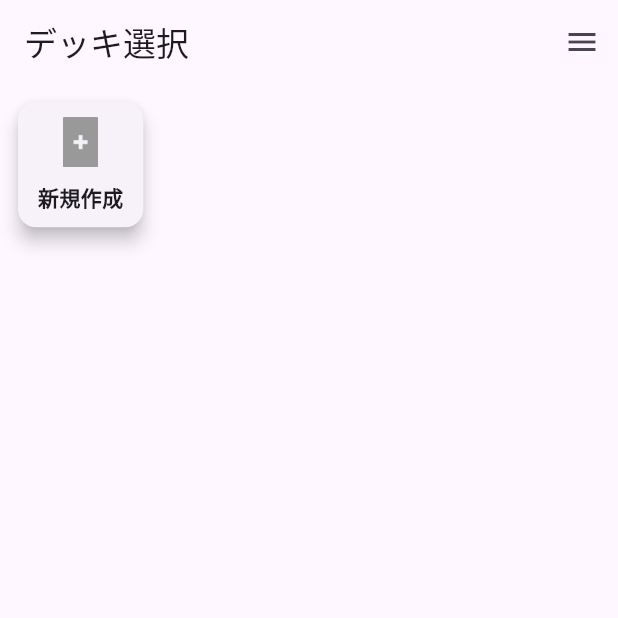
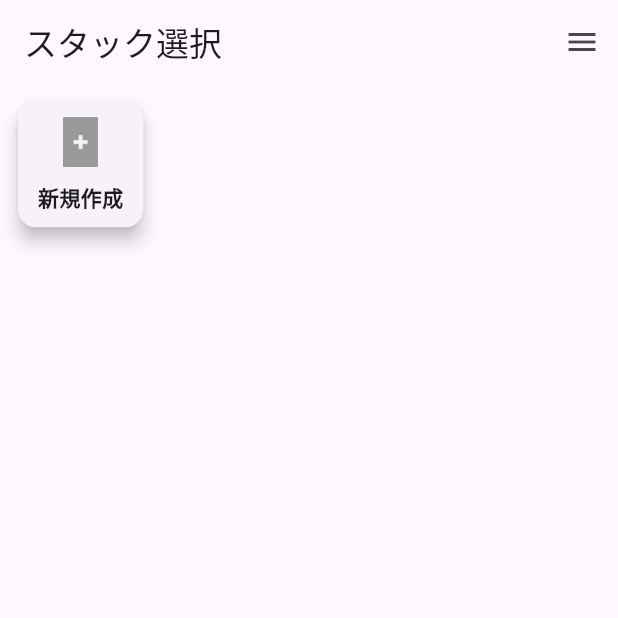
Before and after one commit to Myozen/ordertool, a Flutter app: the screen it shows after launch, on a phone screen of 412 x 824 dp, the top half of it. Run offline on Flutter 3.47's test engine with Material 3 defaults, Android fonts, the light colour scheme and no system bars; our stand-ins replace csv, shared_preferences.

Commit message:
deck->stack

```diff
--- a/lib/pages/deck_detail_page.dart
+++ b/lib/pages/deck_detail_page.dart
@@ -18,7 +18,7 @@ class _DeckDetailPageState extends State<DeckDetailPage> {
   Map<int, int> _selectedCardCounts = {}; // カードIDと選択回数を追跡
   late TextEditingController _controller;
   bool isLoading = true; // ローディング状態を管理
-  String _deckName = "新しいデッキ"; // 初期デッキ名
+  String _deckName = "新しいスタック"; // 初期スタック名
   static const int _maxDeckSize = 15;
 
   @override
@@ -69,7 +69,7 @@ class _DeckDetailPageState extends State<DeckDetailPage> {
     ScaffoldMessenger.of(context)
     ..hideCurrentSnackBar()
     ..showSnackBar(
-      const SnackBar(content: Text("デッキが保存されました")),
+      const SnackBar(content: Text("スタックが保存されました")),
     );
   }
 
@@ -195,7 +195,7 @@ class _DeckDetailPageState extends State<DeckDetailPage> {
                   });
                 },
                 decoration: const InputDecoration(
-                  hintText: "デッキ名を入力",
+                  hintText: "スタック名を入力",
                   border: InputBorder.none,
                 ),
                 style: TextStyle(fontSize: 20, fontWeight: FontWeight.bold),
@@ -204,7 +204,7 @@ class _DeckDetailPageState extends State<DeckDetailPage> {
           ],
         ),
         actions: [
-          // デッキ枚数表示
+          // スタック枚数表示
           Padding(
             padding: const EdgeInsets.symmetric(horizontal: 16.0),
             child: Center(
@@ -223,7 +223,7 @@ class _DeckDetailPageState extends State<DeckDetailPage> {
       body: isLoading ? const Center(child: CircularProgressIndicator())
       : Column(
         children: [
-          // 現在のデッキリスト
+          // 現在のスタックリスト
           Flexible(
             flex: 0,
             child: _selectedCardCounts.isEmpty
--- a/lib/pages/deck_selection_page.dart
+++ b/lib/pages/deck_selection_page.dart
@@ -11,8 +11,8 @@ class DeckSelectionPage extends StatefulWidget {
 }
 
 class _DeckSelectionPageState extends State<DeckSelectionPage> {
-  List<String> _deckIds = []; // デッキIDのリスト
-  Map<String, String> _deckNames = {}; // デッキIDに対応するデッキ名
+  List<String> _deckIds = []; // スタックIDのリスト
+  Map<String, String> _deckNames = {}; // スタックIDに対応するスタック名
 
   @override
   void initState() {
@@ -20,7 +20,7 @@ class _DeckSelectionPageState extends State<DeckSelectionPage> {
     _loadDecks();
   }
 
-  // 保存されたデッキ情報をロード
+  // 保存されたスタック情報をロード
   Future<void> _loadDecks() async {
     final prefs = await SharedPreferences.getInstance();
 
@@ -30,7 +30,7 @@ class _DeckSelectionPageState extends State<DeckSelectionPage> {
       _deckIds = keys;
       _deckNames = {
         for (var key in keys)
-          key: jsonDecode(prefs.getString(key) ?? '{}')['name'] ?? 'デッキ名なし'
+          key: jsonDecode(prefs.getString(key) ?? '{}')['name'] ?? 'スタック名なし'
       };
     });
   }
@@ -40,7 +40,7 @@ class _DeckSelectionPageState extends State<DeckSelectionPage> {
     prefs.remove(delDeckId);
   }
 
-  // 新しいデッキIDを生成
+  // 新しいスタックIDを生成
   String _generateDeckId() {
     final now = DateTime.now();
     return 'deck_${now.toIso8601String()}';
@@ -74,7 +74,7 @@ class _DeckSelectionPageState extends State<DeckSelectionPage> {
   Widget build(BuildContext context) {
     return Scaffold(
       appBar: AppBar(
-        title: const Text("デッキ選択"),
+        title: const Text("スタック選択"),
       ),
       endDrawer: Drawer(
         child: ListView(
@@ -102,7 +102,7 @@ class _DeckSelectionPageState extends State<DeckSelectionPage> {
     );
   }
 
-  // デッキがある場合のUI
+  // スタックがある場合のUI
   Widget _buildDeckList() {
     final screenWidth = MediaQuery.of(context).size.width;
     final screenheight = MediaQuery.of(context).size.height;
@@ -114,34 +114,34 @@ class _DeckSelectionPageState extends State<DeckSelectionPage> {
         crossAxisSpacing: 10,
         mainAxisSpacing: 10,
       ),
-      itemCount: _deckIds.length + 1, // デッキ数 + 作成ボタン
+      itemCount: _deckIds.length + 1, // スタック数 + 作成ボタン
       itemBuilder: (context, index) {
         if (index == _deckIds.length) {
-          // 新しいデッキ作成ボタン
+          // 新しいスタック作成ボタン
           return _createDeckCard();
         } else {
-          // 既存のデッキアイコン
+          // 既存のスタックアイコン
           return _buildDeckCard(_deckIds[index]);
         }
       },
     );
   }
 
-  // 新しいデッキ作成ボタン
+  // 新しいスタック作成ボタン
   Widget _createDeckCard() {
     const String assetPath = 'assets/icons/create_icon.png';
     return GestureDetector(
       onTap: () async {
-        final newDeckId = _generateDeckId(); // 新しいデッキIDを生成
+        final newDeckId = _generateDeckId(); // 新しいスタックIDを生成
         Navigator.push(
           context,
           MaterialPageRoute(
             builder: (context) => DeckDetailPage(
               deckId: newDeckId,
-              isNew: true, // 新規デッキフラグを設定
+              isNew: true, // 新規スタックフラグを設定
             ),
           ),
-        ).then((_) => _loadDecks()); // 戻った後にデッキリストを更新
+        ).then((_) => _loadDecks()); // 戻った後にスタックリストを更新
       },
       child: Card(
         elevation: 5,
@@ -164,7 +164,7 @@ class _DeckSelectionPageState extends State<DeckSelectionPage> {
     );
   }
 
-  // 既存のデッキカードのUI
+  // 既存のスタックカードのUI
   Widget _buildDeckCard(String deckId) {
     const String assetPath = 'assets/icons/deck_icon.png';
     final deckName = _deckNames[deckId] ?? "名無し";
--- a/lib/pages/play_page.dart
+++ b/lib/pages/play_page.dart
@@ -65,7 +65,7 @@ class _PlayPageState extends State<PlayPage> {
 
   void _shuffleDeck() {
     deck.shuffle(random);
-    //print("シャッフル後のデッキ: $deck"); // デバッグ用
+    //print("シャッフル後のスタック: $deck"); // デバッグ用
   }
 
   void _initDraw(){
@@ -619,7 +619,7 @@ class _PlayPageState extends State<PlayPage> {
                   ),
                 ),
               ),
-              // デッキ
+              // スタック
               GestureDetector(
                 onTap: _drawCard,
                 onTapDown: (TapDownDetails details){
```
